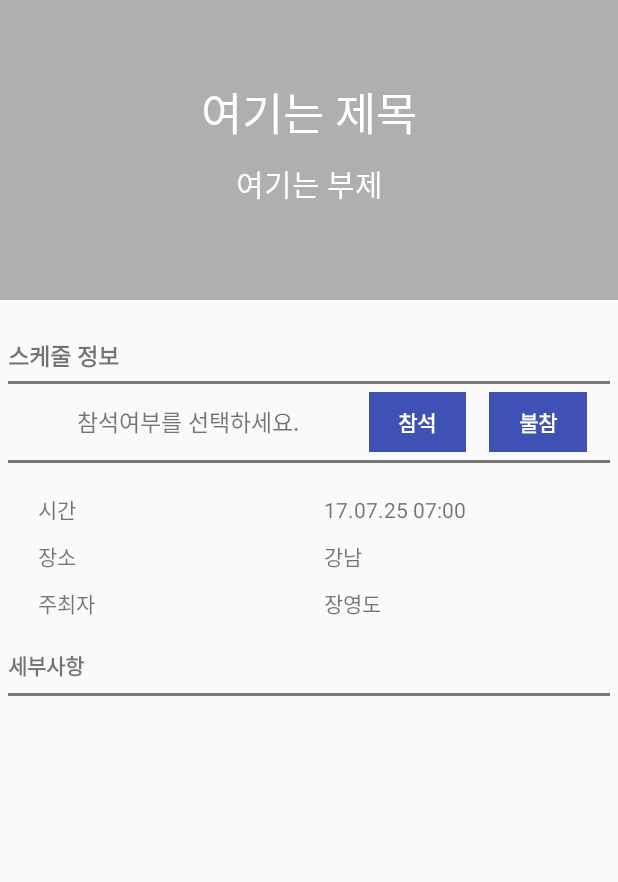
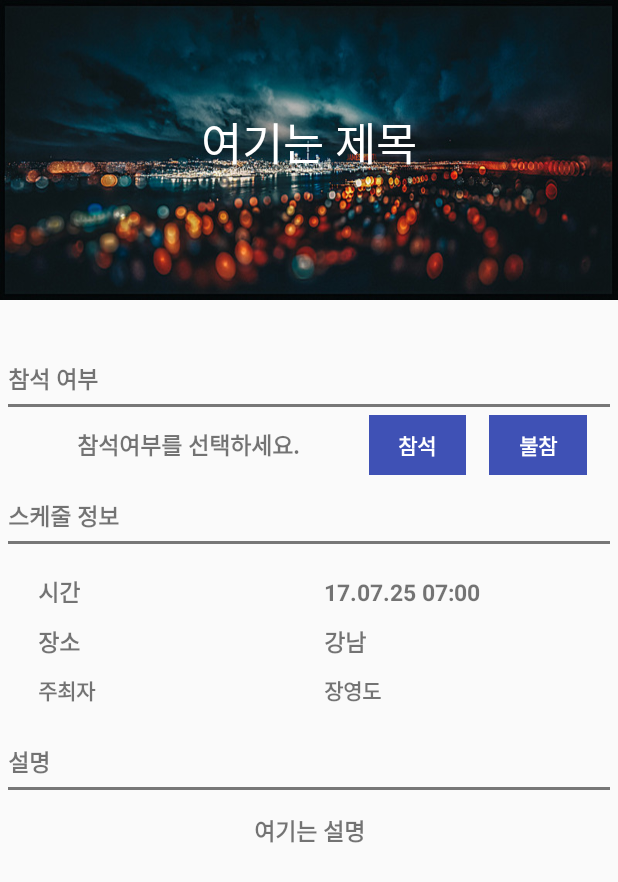
Before and after one commit to ok0035/Whatziroom_android, an Android app: the layout room_information.xml on its own in the app's theme, with its tools: preview values and no code run, on a phone screen of 412 x 824 dp. Shown: the top 882 px of the screen. Run offline under Robolectric (Android 15) with nearby library versions, the phone set to English and light mode, and no system bars.

Commit message:
방 정보 수정

```diff
--- a/app/src/main/java/graduation/whatziroom/activity/room/ScheduleNameDialog.java
+++ b/app/src/main/java/graduation/whatziroom/activity/room/ScheduleNameDialog.java
@@ -85,6 +85,7 @@ public class ScheduleNameDialog extends Dialog implements BasicMethod {
                     public void onSuccess(String response) {
                         Log.d("RegistSchedule", response);
                         ScheduleListFragment.updateSchedule();
+                        RoomInfoFragment.updateRoomInfo();
                         SearchPlaceActivity.searchActivity.finish();
                         Toast.makeText(RoomViewPager.mContext, "스케줄이 등록되었습니다.", Toast.LENGTH_SHORT).show();
                         dismiss();
--- a/app/src/main/java/graduation/whatziroom/adapter/SearchAdapter.java
+++ b/app/src/main/java/graduation/whatziroom/adapter/SearchAdapter.java
@@ -70,7 +70,6 @@ public class SearchAdapter extends ArrayAdapter {
         } else {
 
             //이미지뷰에 데이터가 남아있어서 의도하지 않은 이미지가 뿌려지는 것을 막아줌
-
             Glide.with(SearchPlaceActivity.searchActivity).clear(ivSearch);
 
         }
--- a/app/src/main/res/layout/room_information.xml
+++ b/app/src/main/res/layout/room_information.xml
@@ -19,7 +19,9 @@
             <ImageView
                 android:layout_width="match_parent"
                 android:layout_height="match_parent"
-                android:background="#afafaf" />
+                android:id="@+id/ivInformation"
+                android:scaleType="centerCrop"
+                android:background="@drawable/default_background" />
 
             <LinearLayout
                 android:layout_width="match_parent"
@@ -31,8 +33,7 @@
 
                 <LinearLayout
                     android:layout_width="match_parent"
-                    android:layout_height="0dp"
-                    android:layout_weight="0.6"
+                    android:layout_height="wrap_content"
                     android:layout_gravity="center"
                     android:layout_marginBottom="10dp"
                     android:background="@null"
@@ -54,27 +55,6 @@
                 </LinearLayout>
 
 
-                <LinearLayout
-                    android:layout_width="match_parent"
-                    android:layout_height="0dp"
-                    android:layout_weight="0.4"
-                    android:layout_marginBottom="10dp"
-                    android:background="@null"
-                    android:orientation="vertical"
-                    android:weightSum="1">
-
-                    <TextView
-                        android:id="@+id/textSubTitle"
-                        android:layout_width="match_parent"
-                        android:layout_height="match_parent"
-                        android:background="@null"
-                        android:gravity="center"
-                        android:text="여기는 부제"
-                        android:textColor="#FFFFFF"
-                        android:textSize="20dp" />
-
-                </LinearLayout>
-
             </LinearLayout>
 
         </FrameLayout>
@@ -88,13 +68,13 @@
             <LinearLayout
                 android:layout_width="match_parent"
                 android:layout_height="wrap_content"
+                android:layout_marginTop="15dp"
                 android:orientation="vertical">
 
                 <TextView
-                    android:id="@+id/textSchedule"
                     android:layout_width="match_parent"
                     android:layout_height="wrap_content"
-                    android:text="스케줄 정보"
+                    android:text="참석 여부"
                     android:textSize="15dp"
                     android:textStyle="bold" />
 
@@ -125,6 +105,7 @@
                         android:layout_width="wrap_content"
                         android:layout_height="match_parent"
                         android:gravity="center"
+                        android:textStyle="bold"
                         android:text="참석여부를 선택하세요."
                         android:textSize="15dp" />
 
@@ -170,6 +151,21 @@
 
             <LinearLayout
                 android:layout_width="match_parent"
+                android:layout_height="wrap_content"
+                android:layout_marginTop="15dp"
+                android:orientation="vertical">
+
+                <TextView
+                    android:layout_width="match_parent"
+                    android:layout_height="wrap_content"
+                    android:text="스케줄 정보"
+                    android:textSize="15dp"
+                    android:textStyle="bold" />
+
+            </LinearLayout>
+
+            <LinearLayout
+                android:layout_width="match_parent"
                 android:layout_height="2dp"
                 android:layout_marginBottom="20dp"
                 android:layout_marginTop="5dp"
@@ -186,14 +182,19 @@
                     android:layout_height="wrap_content"
                     android:layout_marginBottom="10dp"
                     android:layout_weight="0.5"
+                    android:textSize="15dp"
+                    android:textStyle="bold"
                     android:text="시간" />
 
 
                 <TextView
                     android:layout_width="match_parent"
                     android:layout_height="wrap_content"
+                    android:id="@+id/tvInfoTime"
                     android:layout_marginBottom="10dp"
                     android:layout_weight="0.5"
+                    android:textSize="15dp"
+                    android:textStyle="bold"
                     android:text="17.07.25 07:00" />
 
 
@@ -210,6 +211,8 @@
                     android:layout_height="wrap_content"
                     android:layout_marginBottom="10dp"
                     android:layout_weight="0.5"
+                    android:textStyle="bold"
+                    android:textSize="15dp"
                     android:text="장소" />
 
 
@@ -218,6 +221,9 @@
                     android:layout_height="wrap_content"
                     android:layout_marginBottom="10dp"
                     android:layout_weight="0.5"
+                    android:id="@+id/tvInfoPlace"
+                    android:textStyle="bold"
+                    android:textSize="15dp"
                     android:text="강남" />
 
 
@@ -234,6 +240,7 @@
                     android:layout_height="wrap_content"
                     android:layout_marginBottom="10dp"
                     android:layout_weight="0.5"
+                    android:textStyle="bold"
                     android:text="주최자" />
 
 
@@ -241,7 +248,9 @@
                     android:layout_width="match_parent"
                     android:layout_height="wrap_content"
                     android:layout_marginBottom="10dp"
+                    android:id="@+id/tvInfoMaker"
                     android:layout_weight="0.5"
+                    android:textStyle="bold"
                     android:text="장영도" />
 
 
@@ -250,30 +259,17 @@
             <LinearLayout
                 android:layout_width="match_parent"
                 android:layout_height="wrap_content"
-                android:layout_marginTop="10dp"
+                android:layout_marginTop="15dp"
                 android:orientation="vertical">
 
                 <TextView
                     android:layout_width="wrap_content"
                     android:layout_height="wrap_content"
-                    android:text="세부사항"
+                    android:text="설명"
+                    android:textSize="15dp"
                     android:textStyle="bold" />
 
-                <LinearLayout
-                    android:id="@+id/linAttendee"
-                    android:layout_width="match_parent"
-                    android:layout_height="wrap_content"
-                    android:orientation="horizontal"
-                    android:padding="4dp">
 
-                </LinearLayout>
-
-            </LinearLayout>
-
-            <LinearLayout
-                android:layout_width="match_parent"
-                android:layout_height="wrap_content"
-                android:orientation="horizontal">
 
             </LinearLayout>
 
@@ -281,7 +277,29 @@
                 android:layout_width="match_parent"
                 android:layout_height="2dp"
                 android:layout_marginBottom="15dp"
+                android:layout_marginTop="5dp"
                 android:background="#777777" />
+
+            <LinearLayout
+                android:layout_width="match_parent"
+                android:layout_height="0dp"
+                android:layout_weight="0.4"
+                android:layout_marginBottom="10dp"
+                android:background="@null"
+                android:orientation="vertical"
+                android:weightSum="1">
+
+                <TextView
+                    android:id="@+id/tvInfoDesc"
+                    android:layout_width="match_parent"
+                    android:layout_height="match_parent"
+                    android:background="@null"
+                    android:gravity="center"
+                    android:text="여기는 설명"
+                    android:textStyle="bold"
+                    android:textSize="15dp" />
+
+            </LinearLayout>
 
         </LinearLayout>
 
```
Also changed, not shown: app/src/main/java/graduation/whatziroom/activity/main/RoomListFragment.java (+6 -2 lines), app/src/main/java/graduation/whatziroom/activity/main/ScheduleListFragment.java (+16 -1 lines), app/src/main/java/graduation/whatziroom/activity/room/CopyFieldVariable.java (added, +29 -0 lines), app/src/main/java/graduation/whatziroom/activity/room/RoomInfoFragment.java (+93 -2 lines), app/src/main/java/graduation/whatziroom/activity/room/RoomViewPager.java (+10 -11 lines), app/src/main/res/layout/information.xml (deleted, +0 -249 lines), app/src/main/res/drawable/default_background.jpg (added).
